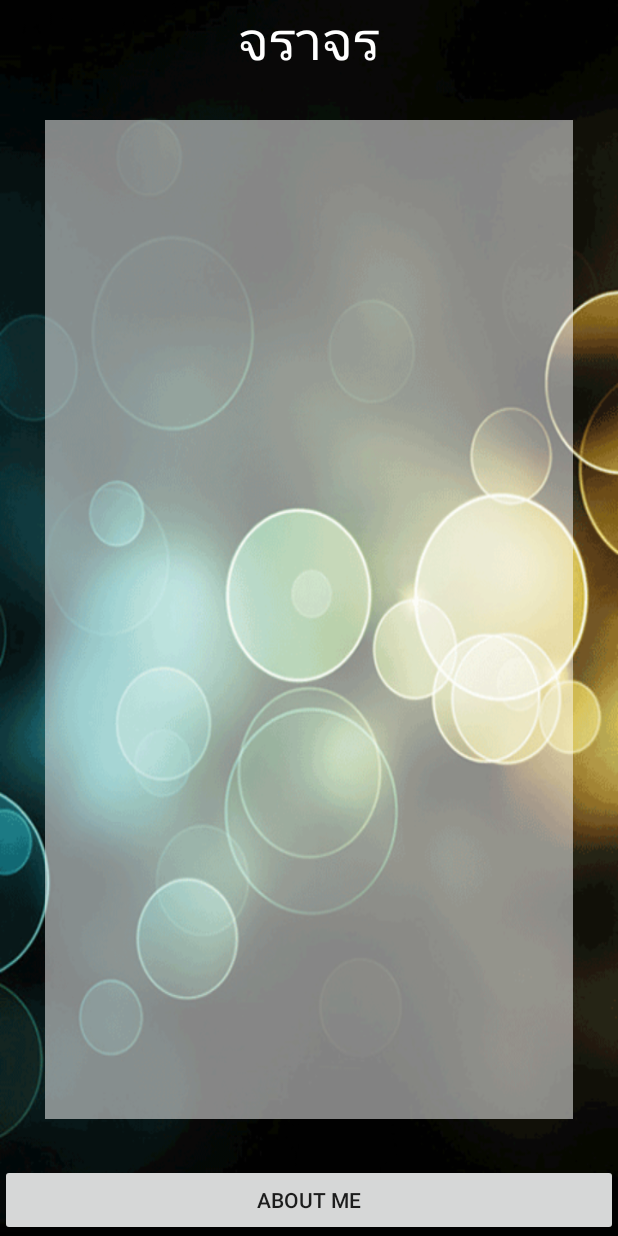
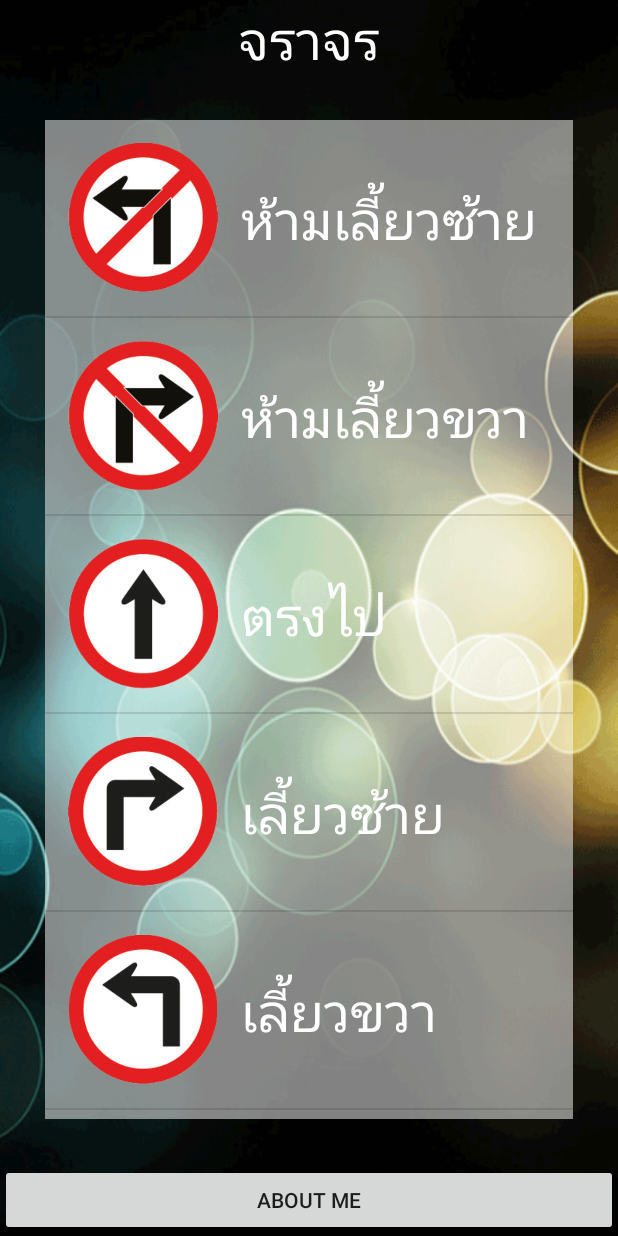
Before and after one commit to SittipornSuksapan/-BU_Chan, an Android app: the screen it shows after launch (MainActivity), on a phone screen of 412 x 824 dp. Run offline under Robolectric (Android 15) with nearby library versions, the phone set to English and light mode, and no system bars.

Commit message:
ListView Finish

```diff
--- a/app/src/main/AndroidManifest.xml
+++ b/app/src/main/AndroidManifest.xml
@@ -15,6 +15,7 @@
                 <category android:name="android.intent.category.LAUNCHER" />
             </intent-filter>
         </activity>
+        <activity android:name=".DetailActivity"></activity>
     </application>
 
 </manifest>
--- a/app/src/main/java/bangkokuniversity/sittiporn/buchan/MainActivity.java
+++ b/app/src/main/java/bangkokuniversity/sittiporn/buchan/MainActivity.java
@@ -16,8 +16,6 @@ public class MainActivity extends AppCompatActivity {
     private Button aboutMeButton;
 
 
-
-
     @Override
     protected void onCreate(Bundle savedInstanceState) {
         super.onCreate(savedInstanceState);
@@ -29,7 +27,47 @@ public class MainActivity extends AppCompatActivity {
         //Button Controller
         buttonController();
 
+        //Create ListView
+        createListView();
+
     }   // Main Method
+
+    private void createListView() {
+        //Setup Array
+        String[] strTitle = new String[20];
+        strTitle[0] = "ห้ามเลี้ยวซ้าย";
+        strTitle[1] = "ห้ามเลี้ยวขวา";
+        strTitle[2] = "ตรงไป";
+        strTitle[4] = "เลี้ยวขวา";
+        strTitle[3] = "เลี้ยวซ้าย";
+        strTitle[5] = "ทางออก";
+        strTitle[6] = "ทางเข้า";
+        strTitle[7] = "ทางออก";
+        strTitle[8] = "หยุด";
+        strTitle[9] = "จำกัดความสูง";
+        strTitle[10] = "ทางแยก";
+        strTitle[11] = "ห้ามกลับรถ";
+        strTitle[12] = "ห้ามออก";
+        strTitle[13] = "รถสวน";
+        strTitle[14] = "ห้ามแซง";
+        strTitle[15] = "ทางเข้า";
+        strTitle[16] = "หยุดตรวจ";
+        strTitle[17] = "จำกัดความเร็ว";
+        strTitle[18] = "จำกัดความกว้าง";
+        strTitle[19] = "จำกัดความสูง";
+
+        int[] intIcon = {R.drawable.traffic_01, R.drawable.traffic_02,
+                R.drawable.traffic_03, R.drawable.traffic_04, R.drawable.traffic_05,
+                R.drawable.traffic_06, R.drawable.traffic_07, R.drawable.traffic_08,
+                R.drawable.traffic_09, R.drawable.traffic_10, R.drawable.traffic_11,
+                R.drawable.traffic_12, R.drawable.traffic_13, R.drawable.traffic_14,
+                R.drawable.traffic_15, R.drawable.traffic_16, R.drawable.traffic_17,
+                R.drawable.traffic_18, R.drawable.traffic_19, R.drawable.traffic_20,};
+
+        MyAdapter objMyAdapter = new MyAdapter(MainActivity.this, strTitle, intIcon);
+        trafficListView.setAdapter(objMyAdapter);
+
+    }
 
     private void buttonController() {
         aboutMeButton.setOnClickListener(new View.OnClickListener() {
--- a/app/src/main/java/bangkokuniversity/sittiporn/buchan/MyAdapter.java
+++ b/app/src/main/java/bangkokuniversity/sittiporn/buchan/MyAdapter.java
@@ -1,9 +1,12 @@
 package bangkokuniversity.sittiporn.buchan;
 
 import android.content.Context;
+import android.view.LayoutInflater;
 import android.view.View;
 import android.view.ViewGroup;
 import android.widget.BaseAdapter;
+import android.widget.ImageView;
+import android.widget.TextView;
 
 /**
  * Created by student on 11/14/2015.
@@ -22,7 +25,7 @@ public class MyAdapter extends BaseAdapter{
 
     @Override
     public int getCount() {
-        return 0;
+        return titleStrings.length;
     }
 
     @Override
@@ -37,6 +40,22 @@ public class MyAdapter extends BaseAdapter{
 
     @Override
     public View getView(int position, View convertView, ViewGroup parent) {
-        return null;
+
+        LayoutInflater objLayoutInflater = (LayoutInflater) objContext.getSystemService(Context.LAYOUT_INFLATER_SERVICE);
+        View objView1 = objLayoutInflater.inflate(R.layout.my_listview, parent, false);
+
+        //Setup Title
+        TextView titleTextView = (TextView) objView1.findViewById(R.id.textView2);
+        titleTextView.setText(titleStrings[position]);
+
+        //Setup Icon
+        ImageView IconImageView = (ImageView) objView1.findViewById(R.id.imageView);
+        IconImageView.setImageResource(iconInts[position]);
+
+
+
+        return objView1;
     }
+
+
 }   //main class
```
Also changed, not shown: app/src/main/java/bangkokuniversity/sittiporn/buchan/DetailActivity.java (added, +13 -0 lines), app/src/main/res/layout/activity_detail.xml (added, +20 -0 lines).
